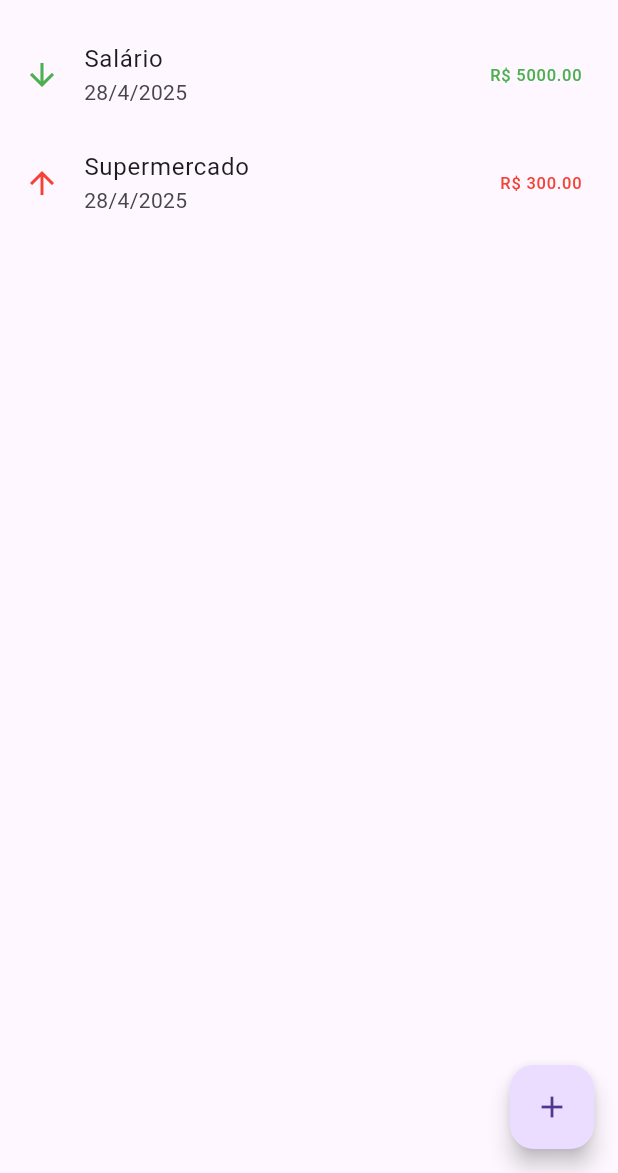
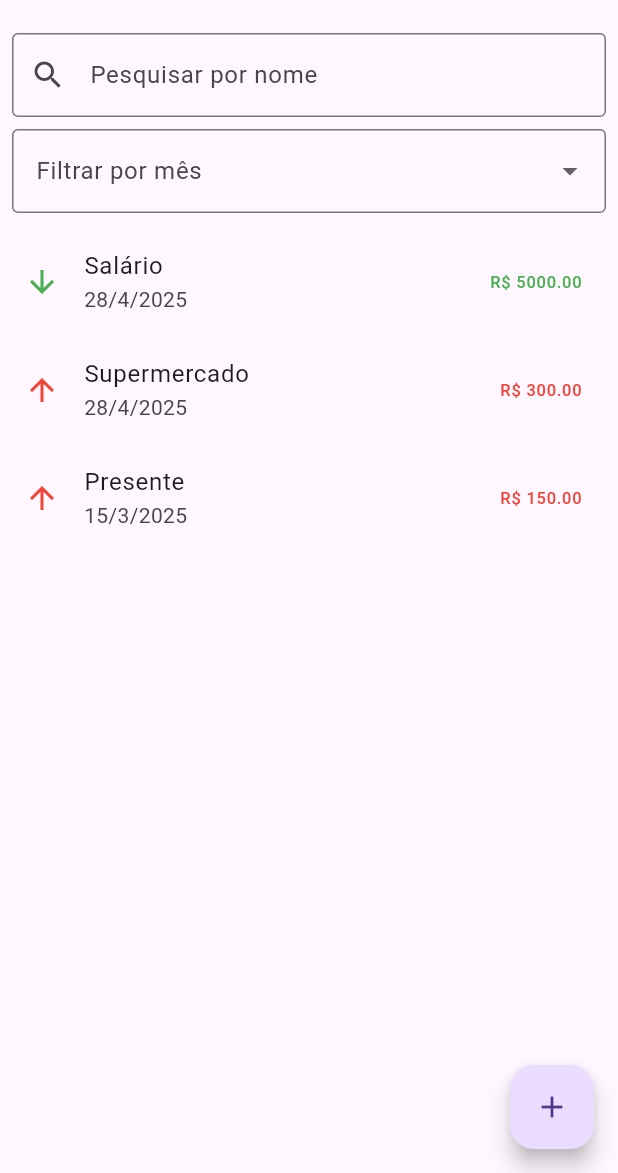
Before and after one commit to Guilherme-Dias-gomes/FinanceManager, a Flutter app: the screen it shows after launch, on a phone screen of 412 x 824 dp, the part 63-1236 px from its top. Run offline on Flutter 3.47's test engine with Material 3 defaults, Android fonts, the phone set to English and light mode, and no system bars.

Commit message:
Adding search function

```diff
--- a/lib/main.dart
+++ b/lib/main.dart
@@ -44,7 +44,17 @@ class _HomeScreenState extends State<HomeScreen> {
       date: DateTime.now(),
       isIncome: false,
     ),
+    Transaction(
+      id: 't3',
+      description: 'Presente',
+      amount: 150.00,
+      date: DateTime(2025, 3, 15),
+      isIncome: false,
+    ),
   ];
+
+  String _searchText = '';
+  int? _selectedMonth; // 1 = Janeiro, 2 = Fevereiro, etc.
 
   void _addNewTransaction(Transaction newTransaction) {
     setState(() {
@@ -62,6 +72,33 @@ class _HomeScreenState extends State<HomeScreen> {
     );
   }
 
+  List<Transaction> get _filteredTransactions {
+    return _transactions.where((tx) {
+      final matchesSearch = tx.description.toLowerCase().contains(_searchText.toLowerCase());
+      final matchesMonth = _selectedMonth == null || tx.date.month == _selectedMonth;
+      return matchesSearch && matchesMonth;
+    }).toList();
+  }
+
+  List<DropdownMenuItem<int>> _buildMonthDropdownItems() {
+    return List.generate(12, (index) {
+      return DropdownMenuItem(
+        value: index + 1,
+        child: Text(
+          _monthName(index + 1),
+        ),
+      );
+    });
+  }
+
+  String _monthName(int month) {
+    const months = [
+      'Janeiro', 'Fevereiro', 'Março', 'Abril', 'Maio', 'Junho',
+      'Julho', 'Agosto', 'Setembro', 'Outubro', 'Novembro', 'Dezembro'
+    ];
+    return months[month - 1];
+  }
+
   @override
   Widget build(BuildContext context) {
     return Scaffold(
@@ -74,10 +111,54 @@ class _HomeScreenState extends State<HomeScreen> {
           ),
         ],
       ),
-      body: ListView.builder(
-        itemCount: _transactions.length,
+      body: Column(
+        children: [
+          // Campo de pesquisa
+          Padding(
+            padding: const EdgeInsets.all(8.0),
+            child: TextField(
+              decoration: const InputDecoration(
+                labelText: 'Pesquisar por nome',
+                prefixIcon: Icon(Icons.search),
+                border: OutlineInputBorder(),
+              ),
+              onChanged: (value) {
+                setState(() {
+                  _searchText = value;
+                });
+              },
+            ),
+          ),
+
+          // Dropdown para escolher o mês
+          Padding(
+            padding: const EdgeInsets.symmetric(horizontal: 8.0),
+            child: DropdownButtonFormField<int>(
+              value: _selectedMonth,
+              decoration: const InputDecoration(
+                labelText: 'Filtrar por mês',
+                border: OutlineInputBorder(),
+              ),
+              items: _buildMonthDropdownItems(),
+              onChanged: (value) {
+                setState(() {
+                  _selectedMonth = value;
+                });
+              },
+              isExpanded: true,
+            ),
+          ),
+
+          const SizedBox(height: 10),
+
+          // Lista de transações filtradas
+          Expanded(
+            child: _filteredTransactions.isEmpty
+                ? const Center(child: Text('Nenhuma transação encontrada.'))
+                : ListView.builder(
+                    itemCount: _filteredTransactions.length,
                     itemBuilder: (context, index) {
-          final tx = _transactions[index];
+                      final tx = _filteredTransactions[index];
                       return ListTile(
                         leading: Icon(
                           tx.isIncome ? Icons.arrow_downward : Icons.arrow_upward,
@@ -96,6 +177,9 @@ class _HomeScreenState extends State<HomeScreen> {
                       );
                     },
                   ),
+          ),
+        ],
+      ),
       floatingActionButton: FloatingActionButton(
         onPressed: _openAddTransactionScreen,
         child: const Icon(Icons.add),
```
Lines whose indentation alone changed are shown as unchanged.
